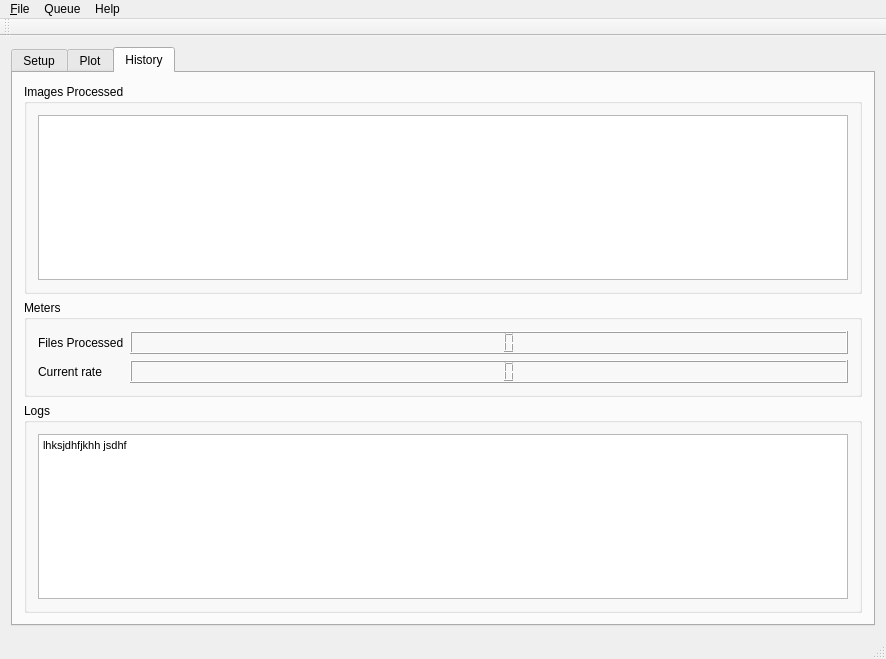
The window that SAXS/LeashMW.ui (maxburian/SAXS_py3) describes before a commit, drawn with Qt 5.
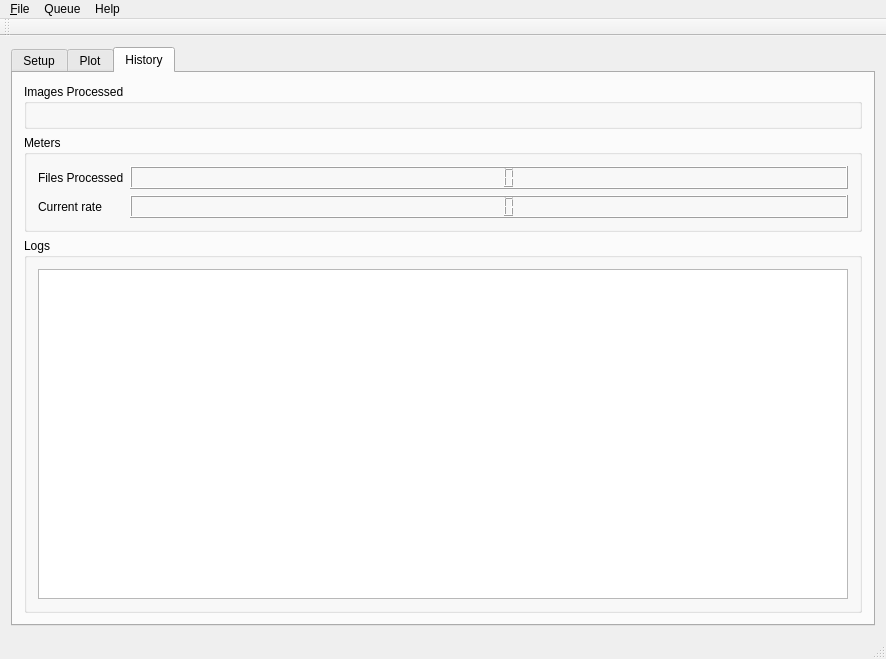
The same window after the commit. The open tabs and pages were chosen to show the change.

The edit to the form file:
```diff
--- a/SAXS/LeashMW.ui
+++ b/SAXS/LeashMW.ui
@@ -249,11 +249,7 @@
             </property>
             <layout class="QHBoxLayout" name="horizontalLayout_9">
              <item>
-              <layout class="QVBoxLayout" name="verticalLayout_5">
-               <item>
-                <widget class="QGraphicsView" name="graphicsView_Hist"/>
-               </item>
-              </layout>
+              <layout class="QVBoxLayout" name="verticalLayout_5"/>
              </item>
             </layout>
            </widget>
@@ -305,8 +301,8 @@
                   <string>&lt;!DOCTYPE HTML PUBLIC &quot;-//W3C//DTD HTML 4.0//EN&quot; &quot;http://www.w3.org/TR/REC-html40/strict.dtd&quot;&gt;
 &lt;html&gt;&lt;head&gt;&lt;meta name=&quot;qrichtext&quot; content=&quot;1&quot; /&gt;&lt;style type=&quot;text/css&quot;&gt;
 p, li { white-space: pre-wrap; }
-&lt;/style&gt;&lt;/head&gt;&lt;body style=&quot; font-family:'Ubuntu'; font-size:11pt; font-weight:400; font-style:normal;&quot;&gt;
-&lt;p style=&quot; margin-top:0px; margin-bottom:0px; margin-left:0px; margin-right:0px; -qt-block-indent:0; text-indent:0px;&quot;&gt;&lt;span style=&quot; font-family:'MS Shell Dlg 2'; font-size:8.25pt;&quot;&gt;lhksjdhfjkhh jsdhf &lt;/span&gt;&lt;/p&gt;&lt;/body&gt;&lt;/html&gt;</string>
+&lt;/style&gt;&lt;/head&gt;&lt;body style=&quot; font-family:'MS Shell Dlg 2'; font-size:8.25pt; font-weight:400; font-style:normal;&quot;&gt;
+&lt;p style=&quot;-qt-paragraph-type:empty; margin-top:0px; margin-bottom:0px; margin-left:0px; margin-right:0px; -qt-block-indent:0; text-indent:0px; font-family:'Ubuntu'; font-size:11pt;&quot;&gt;&lt;br /&gt;&lt;/p&gt;&lt;/body&gt;&lt;/html&gt;</string>
                  </property>
                 </widget>
                </item>
```
Left out of the diff: 4 changed lines with no effect on the pictures.
